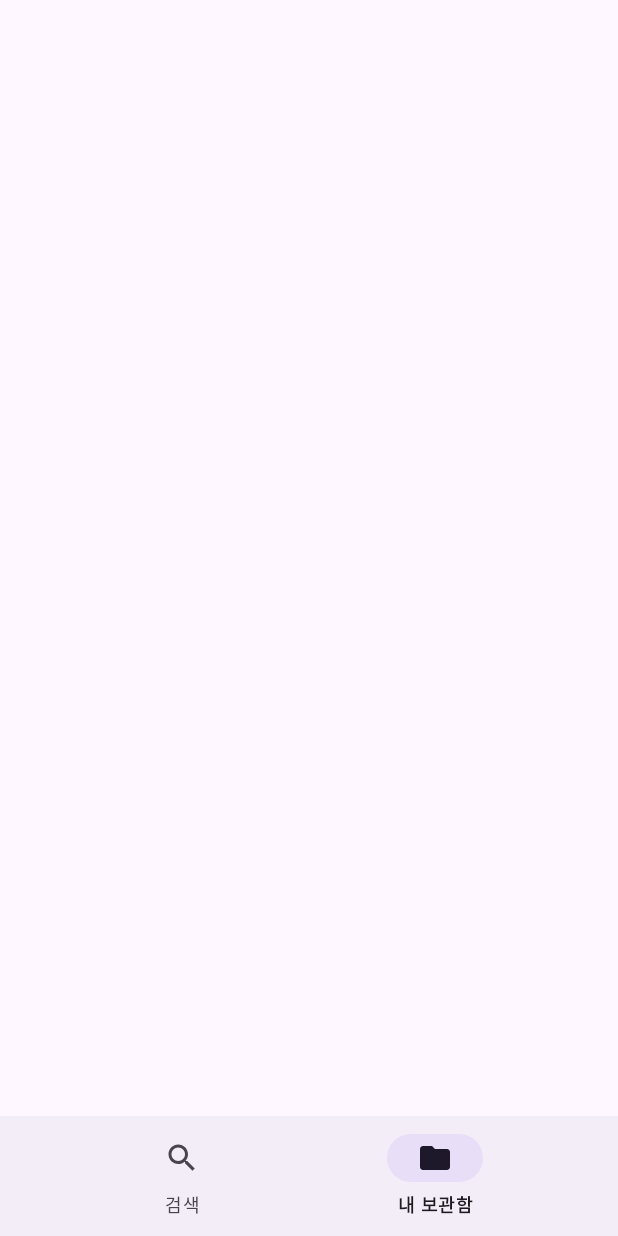
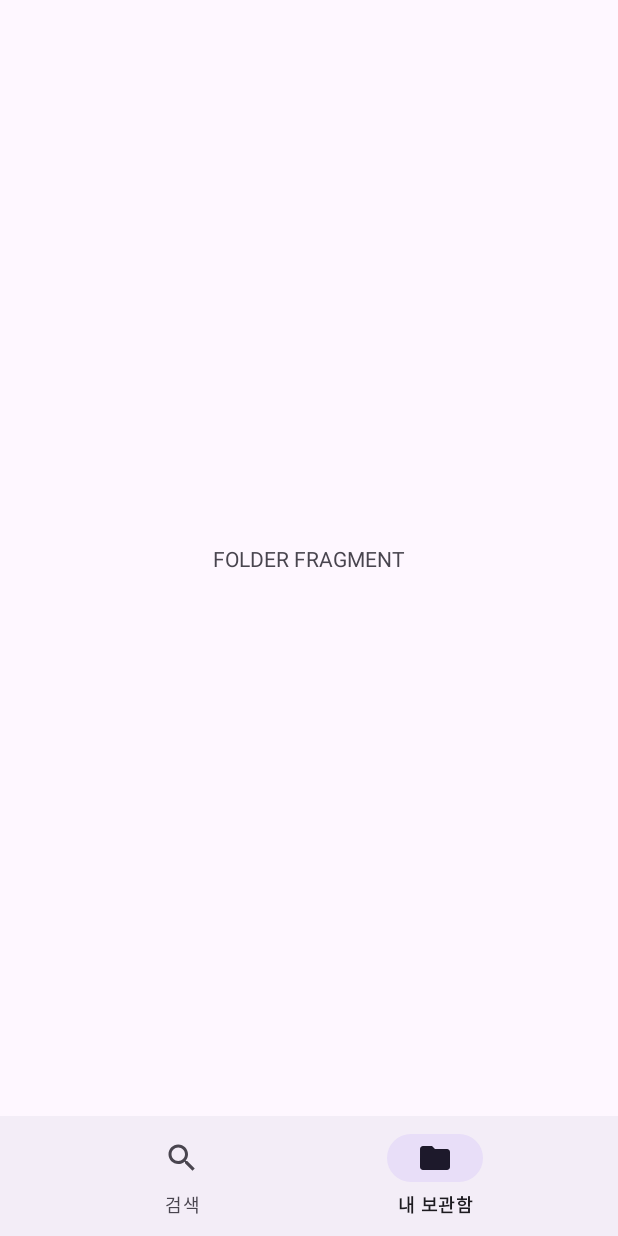
Before and after one commit to IDKOS1/Kakao-Image-API, an Android app: the screen it shows after launch (MainActivity), item 2 of the bottom bar chosen, on a phone screen of 412 x 824 dp. Run offline under Robolectric (Android 15) with nearby library versions, the phone set to English and light mode, and no system bars.

Commit message:
feat: 기본 화면 구성

```diff
--- a/app/src/main/java/com/example/kakaoimageapi/MainActivity.kt
+++ b/app/src/main/java/com/example/kakaoimageapi/MainActivity.kt
@@ -3,12 +3,49 @@ package com.example.kakaoimageapi
 import android.os.Bundle
 import androidx.activity.enableEdgeToEdge
 import androidx.appcompat.app.AppCompatActivity
+import androidx.viewpager2.widget.ViewPager2
+import com.example.kakaoimageapi.ui.adapter.MainViewpagerAdapter
 import com.example.kakaoimageapi.databinding.ActivityMainBinding
+import com.example.kakaoimageapi.ui.bookmark.BookmarkFragment
+import com.example.kakaoimageapi.ui.search.SearchFragment
 
 class MainActivity : AppCompatActivity() {
+    private val binding by lazy { ActivityMainBinding.inflate(layoutInflater) }
     override fun onCreate(savedInstanceState: Bundle?) {
         super.onCreate(savedInstanceState)
         enableEdgeToEdge()
-        setContentView(R.layout.activity_main)
+        setContentView(binding.root)
+
+        val list = listOf(
+            SearchFragment(),
+            BookmarkFragment()
+        )
+        val adapter = MainViewpagerAdapter(list, this)
+
+        binding.run {
+            mainViewpager.adapter = adapter
+
+            mainViewpager.registerOnPageChangeCallback(object : ViewPager2.OnPageChangeCallback() {
+                override fun onPageSelected(position: Int) {
+                    super.onPageSelected(position)
+                    // ViewPager의 페이지가 변경될 때 BottomNavigationView의 선택 상태를 변경
+                    binding.mainBottomnavigation.menu.getItem(position).isChecked = true
+                }
+            })
+
+            mainBottomnavigation.setOnItemSelectedListener { item ->
+                when (item.itemId) {
+                    R.id.search -> {
+                        mainViewpager.currentItem = 0
+                        true
+                    }
+                    R.id.folder -> {
+                        mainViewpager.currentItem = 1
+                        true
+                    }
+                    else -> false
+                }
+            }
+        }
     }
 }
--- /dev/null
+++ b/app/src/main/java/com/example/kakaoimageapi/ui/adapter/MainViewpagerAdapter.kt
@@ -0,0 +1,15 @@
+package com.example.kakaoimageapi.ui.adapter
+
+import androidx.fragment.app.Fragment
+import androidx.fragment.app.FragmentActivity
+import androidx.viewpager2.adapter.FragmentStateAdapter
+import com.example.kakaoimageapi.MainActivity
+
+class MainViewpagerAdapter(
+    private val fragments: List<Fragment>,
+    fragmentActivity: FragmentActivity
+) : FragmentStateAdapter(fragmentActivity) {
+    override fun getItemCount(): Int = fragments.size
+
+    override fun createFragment(position: Int): Fragment = fragments[position]
+}
--- /dev/null
+++ b/app/src/main/java/com/example/kakaoimageapi/ui/bookmark/BookmarkFragment.kt
@@ -0,0 +1,31 @@
+package com.example.kakaoimageapi.ui.bookmark
+
+import android.os.Bundle
+import android.view.LayoutInflater
+import android.view.View
+import android.view.ViewGroup
+import androidx.fragment.app.Fragment
+import com.example.kakaoimageapi.R
+
+/**
+ * A simple [Fragment] subclass.
+ * Use the [BookmarkFragment.newInstance] factory method to
+ * create an instance of this fragment.
+ */
+class BookmarkFragment : Fragment() {
+    // TODO: Rename and change types of parameters
+    private var param1: String? = null
+    private var param2: String? = null
+
+    override fun onCreate(savedInstanceState: Bundle?) {
+        super.onCreate(savedInstanceState)
+    }
+
+    override fun onCreateView(
+        inflater: LayoutInflater, container: ViewGroup?,
+        savedInstanceState: Bundle?
+    ): View? {
+        // Inflate the layout for this fragment
+        return inflater.inflate(R.layout.fragment_bookmark, container, false)
+    }
+}
--- /dev/null
+++ b/app/src/main/java/com/example/kakaoimageapi/ui/search/SearchFragment.kt
@@ -0,0 +1,29 @@
+package com.example.kakaoimageapi.ui.search
+
+import android.os.Bundle
+import androidx.fragment.app.Fragment
+import android.view.LayoutInflater
+import android.view.View
+import android.view.ViewGroup
+import com.example.kakaoimageapi.R
+import com.example.kakaoimageapi.databinding.FragmentSearchBinding
+
+
+class SearchFragment : Fragment() {
+
+    private var _binding: FragmentSearchBinding? = null
+    private val binding get() = _binding!!
+
+    override fun onCreate(savedInstanceState: Bundle?) {
+        super.onCreate(savedInstanceState)
+    }
+
+    override fun onCreateView(
+        inflater: LayoutInflater, container: ViewGroup?,
+        savedInstanceState: Bundle?
+    ): View? {
+        // Inflate the layout for this fragment
+        return inflater.inflate(R.layout.fragment_search, container, false)
+    }
+
+}
--- /dev/null
+++ b/app/src/main/res/drawable/background_radius_10dp.xml
@@ -0,0 +1,5 @@
+<?xml version="1.0" encoding="utf-8"?>
+<shape xmlns:android="http://schemas.android.com/apk/res/android">
+    <corners android:radius="10dp" />
+    <solid android:color="@color/white" />
+</shape>
--- /dev/null
+++ b/app/src/main/res/drawable/background_search_bar.xml
@@ -0,0 +1,6 @@
+<?xml version="1.0" encoding="utf-8"?>
+<shape xmlns:android="http://schemas.android.com/apk/res/android">
+    <corners android:radius="15dp" />
+    <solid android:color="@color/white" />
+    <stroke android:color="@color/black" android:width="1dp" />
+</shape>
--- a/app/src/main/res/layout/activity_main.xml
+++ b/app/src/main/res/layout/activity_main.xml
@@ -8,14 +8,16 @@
     tools:context=".MainActivity">
 
     <androidx.viewpager2.widget.ViewPager2
+        android:id="@+id/main_viewpager"
         android:layout_width="match_parent"
         android:layout_height="0dp"
         app:layout_constraintStart_toStartOf="parent"
         app:layout_constraintEnd_toEndOf="parent"
         app:layout_constraintTop_toTopOf="parent"
-        app:layout_constraintBottom_toBottomOf="parent"/>
+        app:layout_constraintBottom_toTopOf="@id/main_bottomnavigation"/>
 
     <com.google.android.material.bottomnavigation.BottomNavigationView
+        android:id="@+id/main_bottomnavigation"
         android:layout_width="match_parent"
         android:layout_height="wrap_content"
         app:menu="@menu/menu_bottomnavigation"
--- /dev/null
+++ b/app/src/main/res/layout/fragment_bookmark.xml
@@ -0,0 +1,19 @@
+<?xml version="1.0" encoding="utf-8"?>
+<androidx.constraintlayout.widget.ConstraintLayout xmlns:android="http://schemas.android.com/apk/res/android"
+    xmlns:app="http://schemas.android.com/apk/res-auto"
+    xmlns:tools="http://schemas.android.com/tools"
+    android:layout_width="match_parent"
+    android:layout_height="match_parent"
+    tools:context=".ui.bookmark.BookmarkFragment">
+
+    <!-- TODO: Update blank fragment layout -->
+    <TextView
+        android:layout_width="wrap_content"
+        android:layout_height="wrap_content"
+        android:text="FOLDER FRAGMENT"
+        app:layout_constraintTop_toTopOf="parent"
+        app:layout_constraintBottom_toBottomOf="parent"
+        app:layout_constraintStart_toStartOf="parent"
+        app:layout_constraintEnd_toEndOf="parent"/>
+
+</androidx.constraintlayout.widget.ConstraintLayout>
--- a/app/src/main/res/menu/menu_bottomnavigation.xml
+++ b/app/src/main/res/menu/menu_bottomnavigation.xml
@@ -2,12 +2,12 @@
 <menu xmlns:android="http://schemas.android.com/apk/res/android"
     xmlns:app="http://schemas.android.com/apk/res-auto">
 
-    <item android:id="@+id/menu_search"
+    <item android:id="@+id/search"
         android:title="검색"
         android:enabled="true"
         android:icon="@drawable/ic_search" />
 
-    <item android:id="@+id/menu_folder"
+    <item android:id="@+id/folder"
         android:title="내 보관함"
         android:enabled="true"
         android:icon="@drawable/ic_folder"/>
```
Also changed, not shown: app/src/main/java/com/example/kakaoimageapi/FolderFragment.kt (deleted, +0 -59 lines), app/src/main/java/com/example/kakaoimageapi/SearchFragment.kt (deleted, +0 -59 lines), app/src/main/res/layout/fragment_folder.xml (deleted, +0 -14 lines), app/src/main/res/layout/fragment_search.xml (+33 -6 lines), app/src/main/res/layout/item_image.xml (added, +45 -0 lines), app/src/main/res/drawable/img_ggom.jpg (added).
